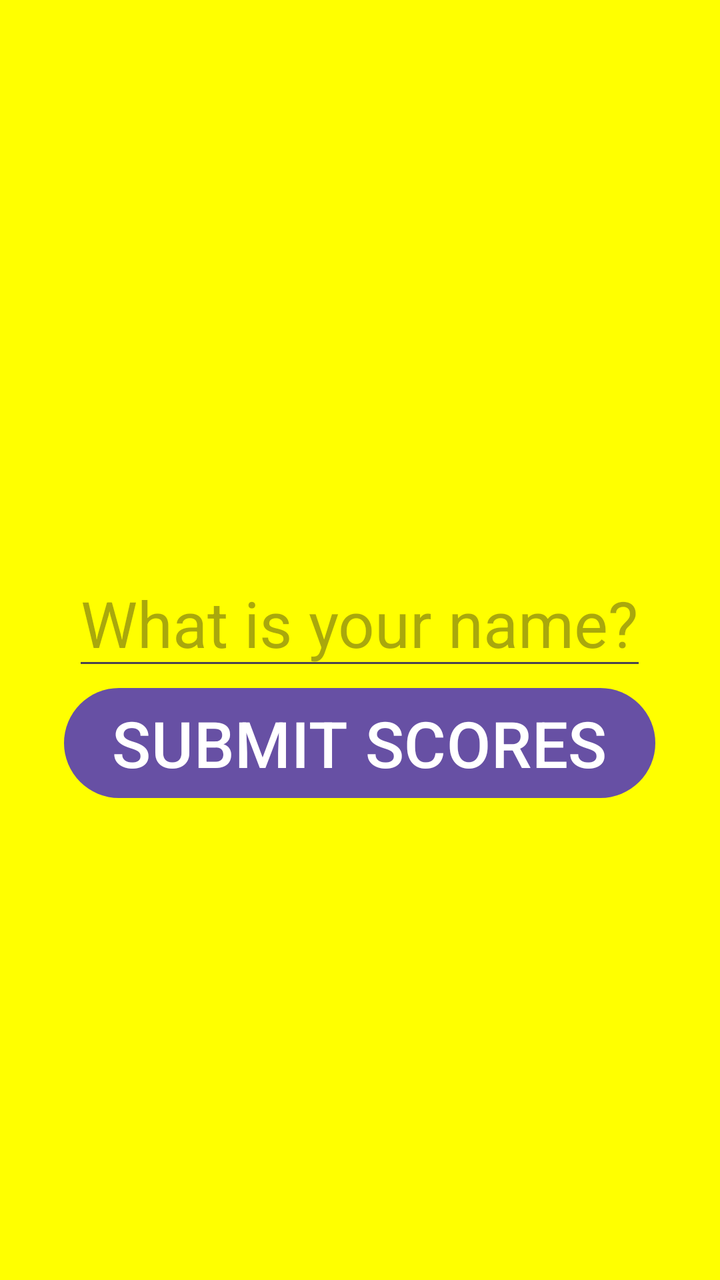
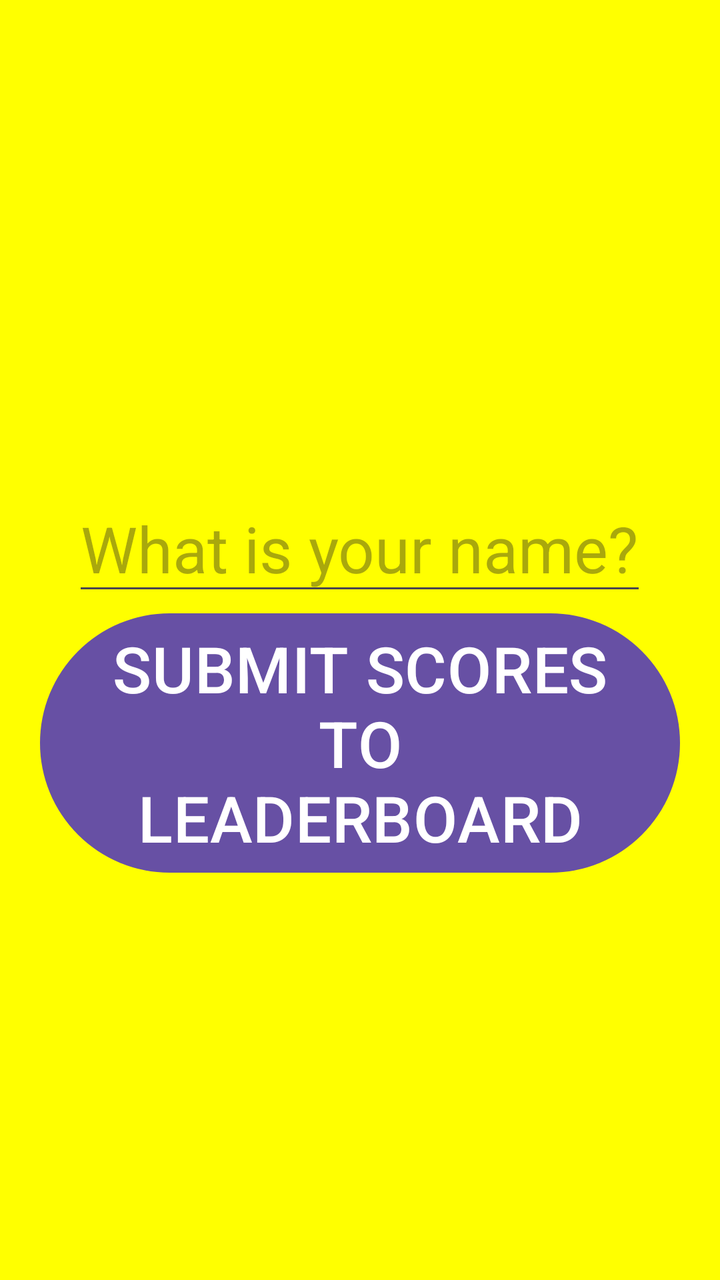

An Android layout rendered at two revisions. The XML below is the earlier revision; the diff shows what the commit changed to produce the second picture.
<!-- AndroidManifest.xml: application theme Theme.QuizAppLJV1 -->
<!-- res/layout/activity_score.xml -->
<?xml version="1.0" encoding="utf-8"?>
<LinearLayout
    android:layout_width="match_parent"
    android:layout_height="match_parent"
    android:orientation="vertical"
    android:gravity="center"
    android:background="@color/yellow"
    xmlns:android="http://schemas.android.com/apk/res/android">

    <TextView
        android:layout_width="wrap_content"
        android:layout_height="wrap_content"
        android:text=""
        android:textSize="32sp"
        android:id="@+id/scoreTV"
        android:textColor="@color/black"
        />
    <EditText
        android:layout_width="wrap_content"
        android:layout_height="wrap_content"
        android:hint="What is your name?"
        android:textSize="32sp"
        android:id="@+id/nameET"
        />
    <Button
        android:layout_width="wrap_content"
        android:layout_height="wrap_content"
        android:textSize="32sp"
        android:id="@+id/leaderboardBTN"
        android:text="SUBMIT SCORES"
        />




</LinearLayout>
<!-- resources referenced by this layout -->
<resources>
  <color name="black">#FF000000</color>
  <color name="yellow">#FFFF00</color>
  <style name="Theme.QuizAppLJV1" parent="Base.Theme.QuizAppLJV1" />
  <style name="Base.Theme.QuizAppLJV1" parent="Theme.Material3.DayNight.NoActionBar">
          
          
      </style>
</resources>

<!-- the commit's change to res/layout/activity_score.xml (unified diff, before → after) -->
@@ -27,7 +27,7 @@
         android:layout_height="wrap_content"
         android:textSize="32sp"
         android:id="@+id/leaderboardBTN"
-        android:text="SUBMIT SCORES"
+        android:text="SUBMIT SCORES TO LEADERBOARD"
         />
 
 
